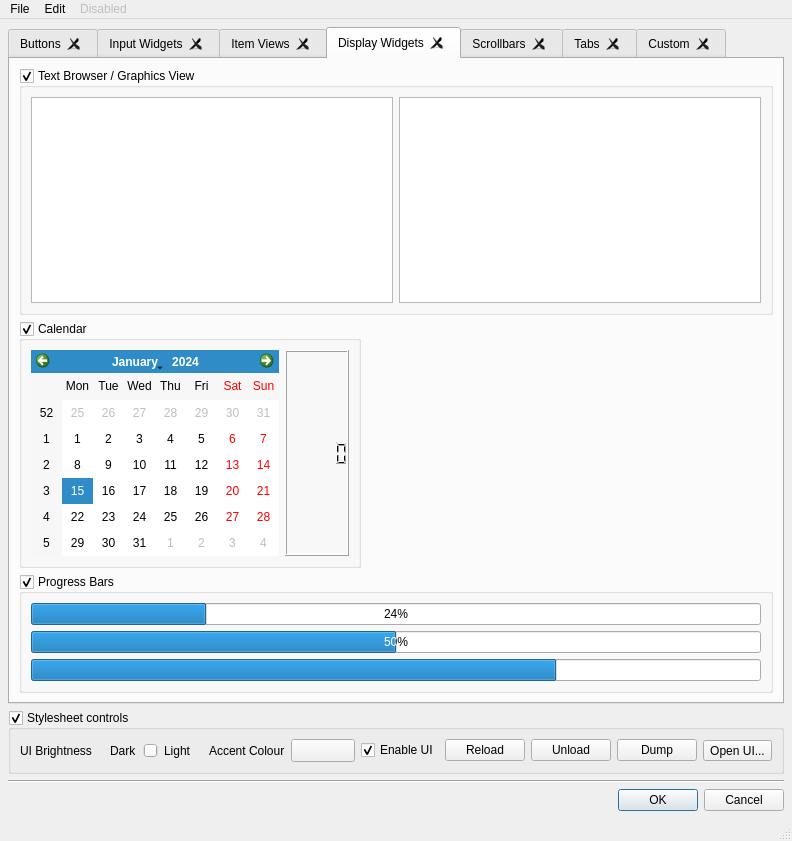
This is style_ui.ui in mjbonnington/uistyle as Qt 5 draws it before an edit. The edited form follows.
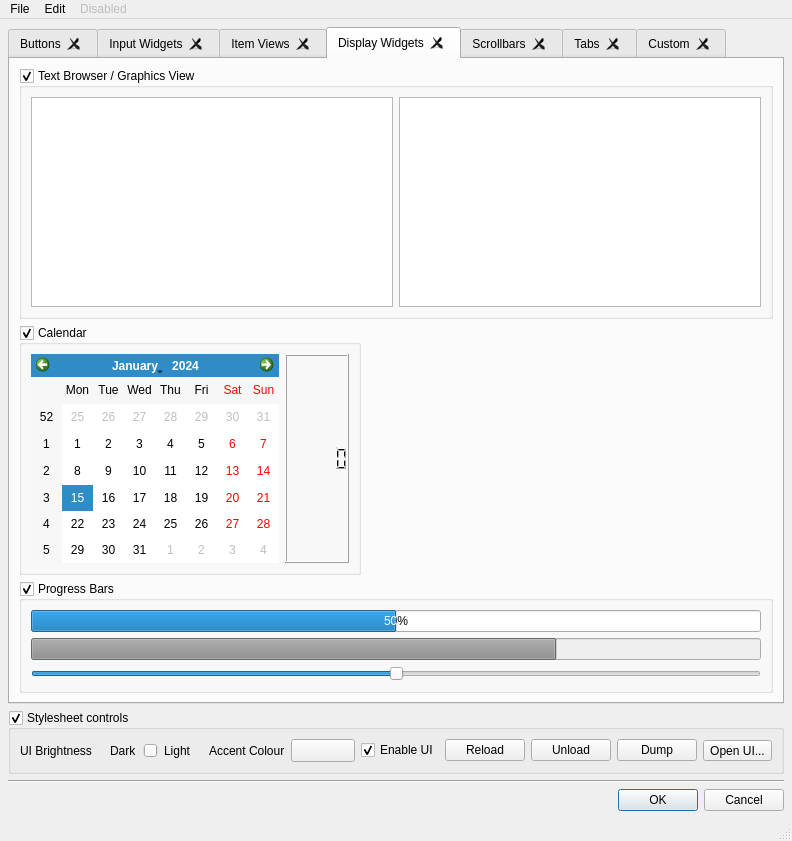
This is the edited form. The open tabs and pages were chosen to show the change.

The edit to the form file:
```diff
--- a/style_ui.ui
+++ b/style_ui.ui
@@ -1811,13 +1811,6 @@
            <bool>true</bool>
           </property>
           <layout class="QVBoxLayout" name="verticalLayout_12">
-           <item>
-            <widget class="QProgressBar" name="progressBar_2">
-             <property name="value">
-              <number>24</number>
-             </property>
-            </widget>
-           </item>
            <item>
             <widget class="QProgressBar" name="progressBar">
              <property name="value">
@@ -1839,14 +1832,36 @@
            </item>
            <item>
             <widget class="QProgressBar" name="progressBar_3">
+             <property name="enabled">
+              <bool>false</bool>
+             </property>
              <property name="value">
               <number>72</number>
              </property>
              <property name="textVisible">
               <bool>false</bool>
              </property>
+             <property name="orientation">
+              <enum>Qt::Horizontal</enum>
+             </property>
              <property name="invertedAppearance">
               <bool>false</bool>
+             </property>
+             <property name="textDirection">
+              <enum>QProgressBar::BottomToTop</enum>
+             </property>
+            </widget>
+           </item>
+           <item>
+            <widget class="QSlider" name="horizontalSlider_2">
+             <property name="maximum">
+              <number>100</number>
+             </property>
+             <property name="value">
+              <number>50</number>
+             </property>
+             <property name="orientation">
+              <enum>Qt::Horizontal</enum>
              </property>
             </widget>
            </item>
```
Left out of the diff: 56 changed lines with no effect on the pictures.
